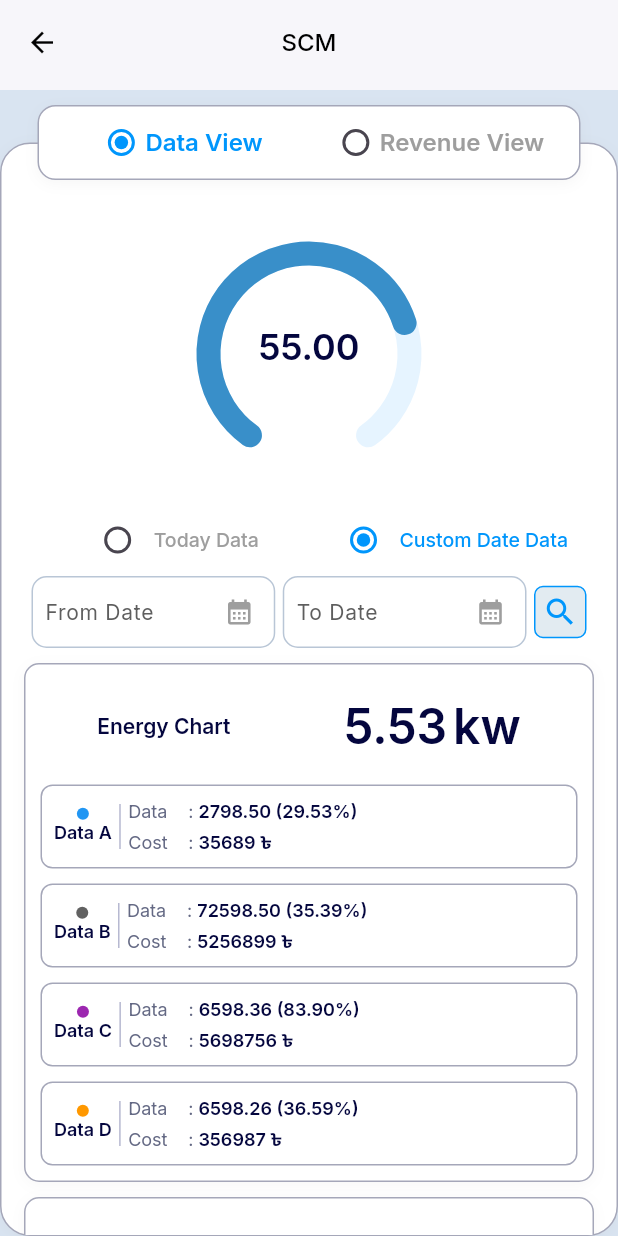
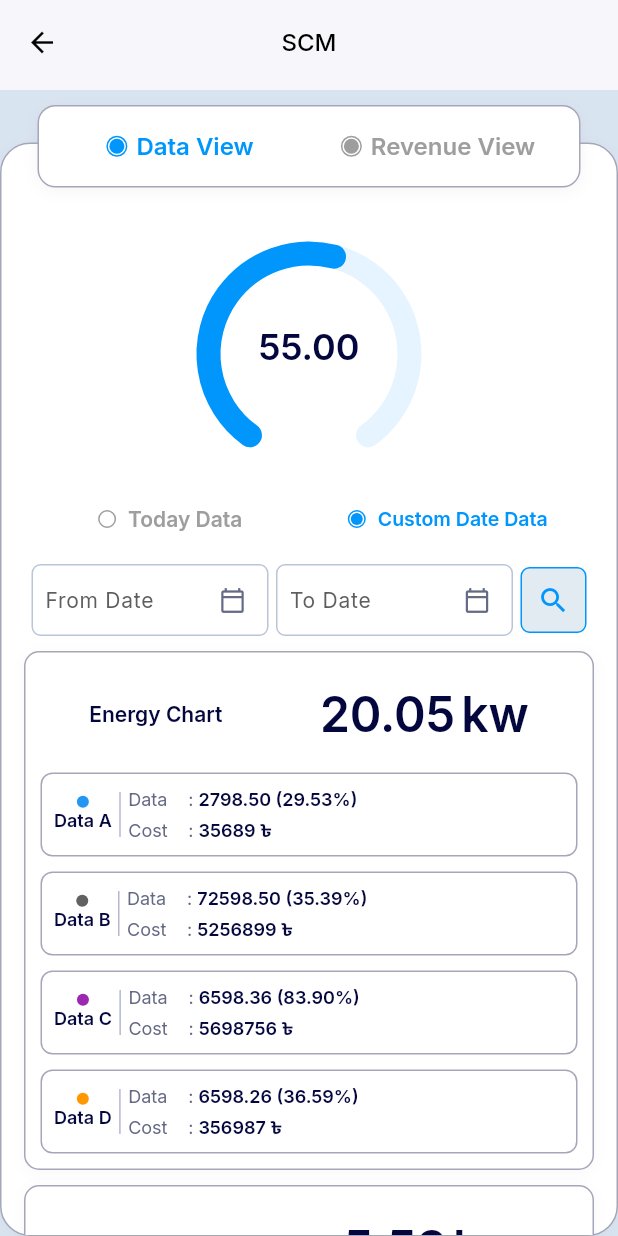
Before and after one commit to mdnirakib51/scube_tech_task, a Flutter app: the ScmDataScreen screen opened directly, after a tap on "Custom Date Data", on a phone screen of 412 x 824 dp. Run offline on Flutter 3.47's test engine with Material 3 defaults, Android fonts, the phone set to English and light mode, and no system bars; our stand-ins replace connectivity_plus, device_info_plus, dio, flutter_image_compress, get, get_it and 5 more; missing offline and left inert: in_app_update; accounts and stored records are empty.

Commit message:
SCM Revenue View

```diff
--- a/lib/src/features/quick_access/view/quick_access_screen.dart
+++ b/lib/src/features/quick_access/view/quick_access_screen.dart
@@ -58,7 +58,7 @@ class _QuickAccessScreenState extends State<QuickAccessScreen> {
               ),
 
               GlobalText(
-                str: "No data is here\nplease wait",
+                str: "No data is here,\nplease wait.",
                 textAlign: TextAlign.center,
                 fontWeight: FontWeight.w400,
               ),
--- a/lib/src/features/scm_data/view/scm_data_screen.dart
+++ b/lib/src/features/scm_data/view/scm_data_screen.dart
@@ -1,6 +1,7 @@
 
 import 'package:flutter/material.dart';
 import 'package:scube_technologies_task/src/global/widget/global_appbar.dart';
+import 'package:scube_technologies_task/src/global/widget/global_sized_box.dart';
 import '../../../global/constants/colors_resources.dart';
 import '../../../global/widget/global_text.dart';
 import 'tab/data_view_tab.dart';
@@ -56,7 +57,7 @@ class _ScmDataScreenState extends State<ScmDataScreen> {
           // Top Radio Buttons (Data View / Revenue View)
           Container(
             margin: EdgeInsets.only(top: 10, left: 25, right: 25),
-            padding: EdgeInsets.symmetric(horizontal: 8, vertical: 8),
+            padding: EdgeInsets.symmetric(horizontal: 8, vertical: 15),
             decoration: BoxDecoration(
               color: ColorRes.white,
               borderRadius: BorderRadius.circular(12),
@@ -87,18 +88,34 @@ class _ScmDataScreenState extends State<ScmDataScreen> {
                       child: Row(
                         mainAxisAlignment: MainAxisAlignment.center,
                         children: [
-                          Radio<int>(
-                            value: 0,
-                            groupValue: selectedTabIndex,
-                            activeColor: ColorRes.appColor,
-                            materialTapTargetSize: MaterialTapTargetSize.shrinkWrap,
-                            visualDensity: VisualDensity.compact,
-                            onChanged: (value) {
-                              setState(() {
-                                selectedTabIndex = value!;
-                              });
-                            },
+                          // Custom Radio Button
+                          Container(
+                            width: 14,
+                            height: 14,
+                            decoration: BoxDecoration(
+                              shape: BoxShape.circle,
+                              border: Border.all(
+                                color: selectedTabIndex == 0
+                                    ? ColorRes.appColor
+                                    : ColorRes.grey,
+                                width: 1,
+                              ),
+                            ),
+                            child: selectedTabIndex == 0
+                                ? Center(
+                              child: Container(
+                                width: 10,
+                                height: 10,
+                                decoration: BoxDecoration(
+                                  shape: BoxShape.circle,
+                                  color: ColorRes.appColor,
+                                ),
+                              ),
+                            )
+                                : null,
                           ),
+
+                          sizedBoxW(6),
                           GlobalText(
                             str: "Data View",
                             fontSize: 16,
@@ -126,18 +143,32 @@ class _ScmDataScreenState extends State<ScmDataScreen> {
                       child: Row(
                         mainAxisAlignment: MainAxisAlignment.center,
                         children: [
-                          Radio<int>(
-                            value: 1,
-                            groupValue: selectedTabIndex,
-                            activeColor: ColorRes.appColor,
-                            materialTapTargetSize: MaterialTapTargetSize.shrinkWrap,
-                            visualDensity: VisualDensity.compact,
-                            onChanged: (value) {
-                              setState(() {
-                                selectedTabIndex = value!;
-                              });
-                            },
+                          Container(
+                              width: 14,
+                              height: 14,
+                              decoration: BoxDecoration(
+                                shape: BoxShape.circle,
+                                border: Border.all(
+                                  color: selectedTabIndex == 1
+                                      ? ColorRes.appColor
+                                      : ColorRes.grey,
+                                  width: 1,
+                                ),
+                              ),
+                              child: Center(
+                                child: Container(
+                                  width: 10,
+                                  height: 10,
+                                  decoration: BoxDecoration(
+                                    shape: BoxShape.circle,
+                                    color: selectedTabIndex == 1
+                                        ? ColorRes.appColor : ColorRes.grey,
+                                  ),
+                                ),
+                              )
                           ),
+
+                          sizedBoxW(6),
                           GlobalText(
                             str: "Revenue View",
                             fontSize: 16,
--- a/lib/src/features/scm_data/view/tab/data_view_tab.dart
+++ b/lib/src/features/scm_data/view/tab/data_view_tab.dart
@@ -1,4 +1,3 @@
-
 import 'package:flutter/material.dart';
 import '../../../../global/constants/colors_resources.dart';
 import '../../../../global/widget/global_sized_box.dart';
@@ -15,7 +14,6 @@ class DataViewTab extends StatefulWidget {
 }
 
 class _DataViewTabState extends State<DataViewTab> {
-
   int selectedSubTabIndex = 0;
 
   @override
@@ -23,21 +21,19 @@ class _DataViewTabState extends State<DataViewTab> {
     return SingleChildScrollView(
       child: Column(
         children: [
-
           sizedBoxH(80),
           SemiCircularProgressPainterWidget(
             title: "55.00",
             subTitle: "kWh/Sqft",
-            progress: 0.75,
+            progress: 0.55,
           ),
-
           sizedBoxH(10),
           Padding(
             padding: const EdgeInsets.symmetric(horizontal: 20),
             child: Row(
               mainAxisAlignment: MainAxisAlignment.center,
               children: [
-                // Today Data Radio Button
+                // Today Data Custom Radio Button
                 Expanded(
                   child: GestureDetector(
                     onTap: () {
@@ -50,23 +46,40 @@ class _DataViewTabState extends State<DataViewTab> {
                       child: Row(
                         mainAxisAlignment: MainAxisAlignment.center,
                         children: [
-                          Radio<int>(
-                            value: 0,
-                            groupValue: selectedSubTabIndex,
-                            activeColor: ColorRes.appColor,
-                            onChanged: (value) {
-                              setState(() {
-                                selectedSubTabIndex = value!;
-                              });
-                            },
+                          // Custom Radio Button
+                          Container(
+                            width: 12,
+                            height: 12,
+                            decoration: BoxDecoration(
+                              shape: BoxShape.circle,
+                              border: Border.all(
+                                color: selectedSubTabIndex == 0
+                                    ? ColorRes.appColor
+                                    : ColorRes.grey,
+                                width: 1,
+                              ),
+                            ),
+                            child: selectedSubTabIndex == 0
+                                ? Center(
+                              child: Container(
+                                width: 8,
+                                height: 8,
+                                decoration: BoxDecoration(
+                                  shape: BoxShape.circle,
+                                  color: ColorRes.appColor,
+                                ),
+                              ),
+                            )
+                                : null,
                           ),
+                          SizedBox(width: 8),
                           GlobalText(
                             str: "Today Data",
-                            fontSize: 13,
-                            fontWeight: FontWeight.w500,
+                            fontWeight: FontWeight.w600,
                             color: selectedSubTabIndex == 0
                                 ? ColorRes.appColor
                                 : ColorRes.grey,
+                            textAlign: TextAlign.center,
                           ),
                         ],
                       ),
@@ -74,7 +87,7 @@ class _DataViewTabState extends State<DataViewTab> {
                   ),
                 ),
 
-                // Custom Date Data Radio Button
+                // Custom Date Data Custom Radio Button
                 Expanded(
                   child: GestureDetector(
                     onTap: () {
@@ -87,23 +100,40 @@ class _DataViewTabState extends State<DataViewTab> {
                       child: Row(
                         mainAxisAlignment: MainAxisAlignment.center,
                         children: [
-                          Radio<int>(
-                            value: 1,
-                            groupValue: selectedSubTabIndex,
-                            activeColor: ColorRes.appColor,
-                            onChanged: (value) {
-                              setState(() {
-                                selectedSubTabIndex = value!;
-                              });
-                            },
+                          // Custom Radio Button
+                          Container(
+                              width: 12,
+                              height: 12,
+                            decoration: BoxDecoration(
+                              shape: BoxShape.circle,
+                              border: Border.all(
+                                color: selectedSubTabIndex == 1
+                                    ? ColorRes.appColor
+                                    : ColorRes.grey,
+                                width: 1,
+                              ),
+                            ),
+                            child: Center(
+                              child: Container(
+                                width: 8,
+                                height: 8,
+                                decoration: BoxDecoration(
+                                  shape: BoxShape.circle,
+                                  color: selectedSubTabIndex == 1
+                                      ? ColorRes.appColor : ColorRes.grey,
+                                ),
+                              ),
+                            )
                           ),
+                          SizedBox(width: 8),
                           GlobalText(
                             str: "Custom Date Data",
                             fontSize: 13,
-                            fontWeight: FontWeight.w500,
+                            fontWeight: FontWeight.w600,
                             color: selectedSubTabIndex == 1
                                 ? ColorRes.appColor
                                 : ColorRes.grey,
+                            textAlign: TextAlign.center,
                           ),
                         ],
                       ),
@@ -114,17 +144,8 @@ class _DataViewTabState extends State<DataViewTab> {
             ),
           ),
 
+          sizedBoxH(20),
           selectedSubTabIndex == 0 ? ScmTodayDaaTab() : ScmCustomDateDataTab()
-
-          // IndexedStack(
-          //   index: selectedSubTabIndex,
-          //   children: [
-          //     ScmTodayDaaTab(),
-          //     ScmCustomDateDataTab(),
-          //   ],
-          // ),
-
-
         ],
       ),
     );
--- a/lib/src/features/scm_data/view/tab/revenue_view_tab.dart
+++ b/lib/src/features/scm_data/view/tab/revenue_view_tab.dart
@@ -55,7 +55,7 @@ class _RevenueViewTabState extends State<RevenueViewTab> {
           SemiCircularProgressPainterWidget(
             title: "8897455",
             subTitle: "tk",
-            progress: 0.75,
+            progress: 0.55,
           ),
 
           sizedBoxH(20),
--- a/lib/src/features/scm_data/view/tab/scm_custom_date_data_tab.dart
+++ b/lib/src/features/scm_data/view/tab/scm_custom_date_data_tab.dart
@@ -1,4 +1,3 @@
-
 import 'package:flutter/material.dart';
 import 'package:scube_technologies_task/src/global/widget/global_sized_box.dart';
 import '../../../../global/constants/colors_resources.dart';
@@ -18,9 +17,14 @@ class ScmCustomDateDataTab extends StatefulWidget {
 class _ScmCustomDateDataTabState extends State<ScmCustomDateDataTab> {
 
   double totalPower = 5.53;
-  final TextEditingController dateCon = TextEditingController();
-  // Sample data for the energy chart
-  final List<Map<String, dynamic>> energyData = [
+  final TextEditingController fromDateCon = TextEditingController();
+  final TextEditingController toDateCon = TextEditingController();
+
+  // Dummy list for energy data
+  final List<Map<String, dynamic>> dummyList = [
+    {
+      'totalPower': 20.05,
+      'energyData': [
         {
           'name': 'Data A',
           'color': Colors.blue,
@@ -45,6 +49,66 @@ class _ScmCustomDateDataTabState extends State<ScmCustomDateDataTab> {
           'data': '6598.26 (36.59%)',
           'cost': '356987 ৳',
         },
+      ],
+    },
+    {
+      'totalPower': 5.53,
+      'energyData': [
+        {
+          'name': 'Data A',
+          'color': Colors.blue,
+          'data': '2798.50 (29.53%)',
+          'cost': '35689 ৳',
+        },
+        {
+          'name': 'Data B',
+          'color': Colors.grey.shade700,
+          'data': '72598.50 (35.39%)',
+          'cost': '5256899 ৳',
+        },
+        {
+          'name': 'Data C',
+          'color': Colors.purple,
+          'data': '6598.36 (83.90%)',
+          'cost': '5698756 ৳',
+        },
+        {
+          'name': 'Data D',
+          'color': Colors.orange,
+          'data': '6598.26 (36.59%)',
+          'cost': '356987 ৳',
+        },
+      ],
+    },
+    {
+      'totalPower': 15.75,
+      'energyData': [
+        {
+          'name': 'Data A',
+          'color': Colors.blue,
+          'data': '3500.00 (25.00%)',
+          'cost': '45000 ৳',
+        },
+        {
+          'name': 'Data B',
+          'color': Colors.grey.shade700,
+          'data': '80000.00 (40.00%)',
+          'cost': '6000000 ৳',
+        },
+        {
+          'name': 'Data C',
+          'color': Colors.purple,
+          'data': '7000.00 (80.00%)',
+          'cost': '6000000 ৳',
+        },
+        {
+          'name': 'Data D',
+          'color': Colors.orange,
+          'data': '7500.00 (38.00%)',
+          'cost': '400000 ৳',
+        },
+      ],
+    },
   ];
 
   @override
@@ -57,11 +121,9 @@ class _ScmCustomDateDataTabState extends State<ScmCustomDateDataTab> {
             children: [
               Expanded(
                 child: GlobalTextFormField(
-                  controller: dateCon,
+                  controller: fromDateCon,
                   hintText: "From Date",
-                  decoration: borderDecoration.copyWith(
-                    contentPadding: EdgeInsets.only(left: 5),
-                  ),
+                  decoration: dateDecoration,
                   isDense: true,
                   readOnly: true,
                   sufixIcon: GestureDetector(
@@ -69,10 +131,10 @@ class _ScmCustomDateDataTabState extends State<ScmCustomDateDataTab> {
                       var pickedDate = await showDateOnlyPicker(context);
                       setState(() {
                         String formatedDate = DateTimeFormatter.showDateOnlyYear.format(pickedDate);
-                        dateCon.text = formatedDate;
+                        fromDateCon.text = formatedDate;
                       });
                     },
-                    child: const Icon(Icons.calendar_month, color: ColorRes.grey, size: 20),
+                    child: const Icon(Icons.calendar_today_outlined, color: ColorRes.appFourTextColor, size: 18),
                   ),
                 ),
               ),
@@ -80,11 +142,9 @@ class _ScmCustomDateDataTabState extends State<ScmCustomDateDataTab> {
               sizedBoxW(5),
               Expanded(
                 child: GlobalTextFormField(
-                  controller: dateCon,
+                  controller: toDateCon,
                   hintText: "To Date",
-                  decoration: borderDecoration.copyWith(
-                    contentPadding: EdgeInsets.only(left: 5),
-                  ),
+                  decoration: dateDecoration,
                   isDense: true,
                   readOnly: true,
                   sufixIcon: GestureDetector(
@@ -92,36 +152,36 @@ class _ScmCustomDateDataTabState extends State<ScmCustomDateDataTab> {
                       var pickedDate = await showDateOnlyPicker(context);
                       setState(() {
                         String formatedDate = DateTimeFormatter.showDateOnlyYear.format(pickedDate);
-                        dateCon.text = formatedDate;
+                        toDateCon.text = formatedDate;
                       });
                     },
-                    child: const Icon(Icons.calendar_month, color: ColorRes.grey, size: 20),
+                    child: const Icon(Icons.calendar_today_outlined, color: ColorRes.appFourTextColor, size: 18),
                   ),
                 ),
               ),
 
               sizedBoxW(5),
               Container(
-                height: 35, width: 35,
+                padding: EdgeInsets.all(10),
                 decoration: BoxDecoration(
                     color: ColorRes.appShadowColor,
                     borderRadius: BorderRadius.circular(6),
                     border: Border.all(width: 1, color: ColorRes.appColor)
                 ),
-                child: Icon(Icons.search, color: ColorRes.appColor),
+                child: Icon(Icons.search, color: ColorRes.appColor, size: 22),
               )
             ],
           ),
         ),
         ListView.builder(
-          itemCount: 4,
+          itemCount: dummyList.length,
           shrinkWrap: true,
           padding: EdgeInsets.only(bottom: 20),
           physics: NeverScrollableScrollPhysics(),
           itemBuilder: (ctx, index){
             return ScmListWidget(
-              totalPower: totalPower,
-              energyData: energyData,
+              totalPower: dummyList[index]['totalPower'],
+              energyData: dummyList[index]['energyData'],
             );
           },
         ),
--- a/lib/src/features/scm_data/view/tab/scm_today_daa_tab.dart
+++ b/lib/src/features/scm_data/view/tab/scm_today_daa_tab.dart
@@ -1,5 +1,6 @@
 
 import 'package:flutter/material.dart';
+import 'package:scube_technologies_task/src/global/constants/colors_resources.dart';
 import '../widget/scm_list_widget.dart';
 
 class ScmTodayDaaTab extends StatefulWidget {
@@ -22,7 +23,7 @@ class _ScmTodayDaaTabState extends State<ScmTodayDaaTab> {
     },
     {
       'name': 'Data B',
-      'color': Colors.grey.shade700,
+      'color': ColorRes.appColor,
       'data': '72598.50 (35.39%)',
       'cost': '5256899 ৳',
     },
--- a/lib/src/features/scm_data/view/widget/semi_circular_progress_painter_widget.dart
+++ b/lib/src/features/scm_data/view/widget/semi_circular_progress_painter_widget.dart
@@ -27,7 +27,7 @@ class SemiCircularProgressPainterWidget extends StatelessWidget {
             painter: SemiCircularProgressPainter(
               progress: progress ?? 0,
               backgroundColor: ColorRes.appCircleGreyColor,
-              progressColor: ColorRes.appCircleColor,
+              progressColor: ColorRes.appColor,
               strokeWidth: 16,
             ),
           ),
--- a/lib/src/global/constants/input_decoration.dart
+++ b/lib/src/global/constants/input_decoration.dart
@@ -102,6 +102,7 @@ InputDecoration domainDecoration = InputDecoration(
 );
 
 InputDecoration borderDecoration = InputDecoration(
+  isDense: true,
   contentPadding: EdgeInsets.symmetric(horizontal: 16, vertical: 14), // ✅ Height control
   border: OutlineInputBorder(
       borderRadius: BorderRadius.circular(10),
@@ -125,6 +126,35 @@ InputDecoration borderDecoration = InputDecoration(
   ),
   disabledBorder: OutlineInputBorder(
       borderRadius: BorderRadius.circular(10),
+      borderSide: const BorderSide(color: ColorRes.appInputBorderColor, width: 1)
+  ),
+);
+
+InputDecoration dateDecoration = InputDecoration(
+  isDense: true,
+  contentPadding: EdgeInsets.only(left: 5),
+  border: OutlineInputBorder(
+      borderRadius: BorderRadius.circular(6),
+      borderSide: const BorderSide(color: ColorRes.appInputBorderColor, width: 1)
+  ),
+  errorBorder: OutlineInputBorder(
+      borderRadius: BorderRadius.circular(6),
+      borderSide: const BorderSide(color: ColorRes.appInputBorderColor, width: 1)
+  ),
+  focusedErrorBorder: OutlineInputBorder(
+      borderRadius: BorderRadius.circular(6),
+      borderSide: const BorderSide(color: ColorRes.appInputBorderColor, width: 1)
+  ),
+  focusedBorder: OutlineInputBorder(
+      borderRadius: BorderRadius.circular(6),
+      borderSide: const BorderSide(color: ColorRes.appInputBorderColor, width: 1)
+  ),
+  enabledBorder: OutlineInputBorder(
+      borderRadius: BorderRadius.circular(6),
+      borderSide: const BorderSide(color: ColorRes.appInputBorderColor, width: 1)
+  ),
+  disabledBorder: OutlineInputBorder(
+      borderRadius: BorderRadius.circular(6),
       borderSide: const BorderSide(color: ColorRes.appInputBorderColor, width: 1)
   ),
 );
```
Lines whose indentation alone changed are shown as unchanged.
